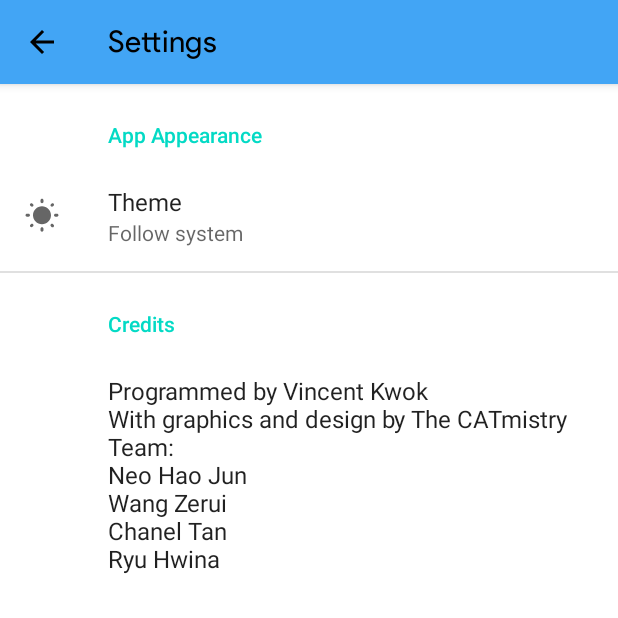
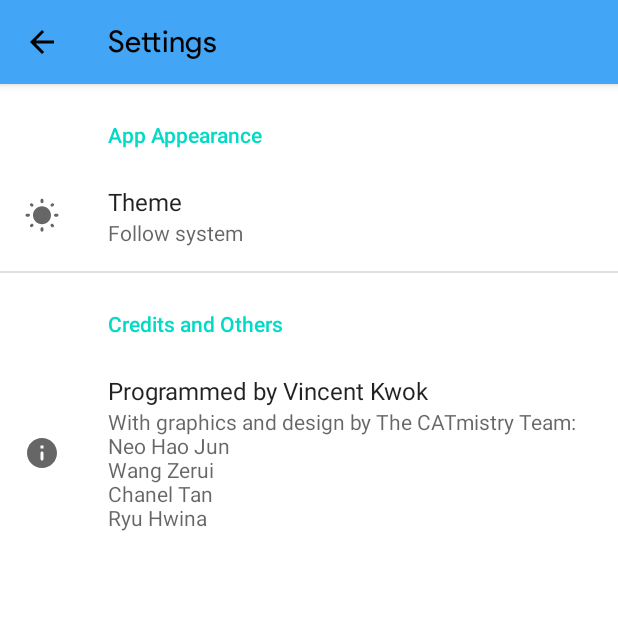
Before and after one commit to cryptoAlgorithm/CATmistry, an Android app: the SettingsActivity screen opened directly, with no data from a screen before it, on a phone screen of 412 x 824 dp, the top half of it. Run offline under Robolectric (Android 15) with nearby library versions, the phone set to English and light mode, and no system bars; our stand-ins replace Firebase (no records; nobody signed in at launch, a user with empty details on screens opened directly), androidx.preference.

Commit message:
Fix music player bugs with some other small bugs, changed settings wording a little

```diff
--- a/app/src/main/java/com/catmistry/android/BgMusicPlayerService.kt
+++ b/app/src/main/java/com/catmistry/android/BgMusicPlayerService.kt
@@ -88,8 +88,9 @@ class BgMusicPlayerService : Service() {
             }
             STOP -> {
                 mediaPlayer.release()
-                isPlaying = false // Must reset var
+                isPlaying = false // Must reset vars to default state
                 isPaused = false
+                repeat = false
                 stopForeground(true) // Kill itself
                 stopSelf() // Close immediately
             }
@@ -170,7 +171,7 @@ class BgMusicPlayerService : Service() {
         var getElapsed: Long
             get() = mediaPlayer.currentPosition.toLong()
             set(_) = sinkHole()
-        var getRemaining: Long
+        var getRemaining                                  : Long
             get() = (mediaPlayer.duration - mediaPlayer.currentPosition).toLong()
             set(_) = sinkHole()
 
--- /dev/null
+++ b/app/src/main/res/drawable/ic_round_info_24.xml
@@ -0,0 +1,10 @@
+<vector xmlns:android="http://schemas.android.com/apk/res/android"
+    android:width="24dp"
+    android:height="24dp"
+    android:viewportWidth="24"
+    android:viewportHeight="24"
+    android:tint="?attr/colorControlNormal">
+  <path
+      android:fillColor="@android:color/white"
+      android:pathData="M12,2C6.48,2 2,6.48 2,12s4.48,10 10,10 10,-4.48 10,-10S17.52,2 12,2zM12,17c-0.55,0 -1,-0.45 -1,-1v-4c0,-0.55 0.45,-1 1,-1s1,0.45 1,1v4c0,0.55 -0.45,1 -1,1zM13,9h-2L11,7h2v2z"/>
+</vector>
--- a/app/src/main/res/layout/fragment_music.xml
+++ b/app/src/main/res/layout/fragment_music.xml
@@ -8,7 +8,7 @@
 
     <com.google.android.material.appbar.AppBarLayout
         android:layout_width="match_parent"
-        android:background="?attr/play_header_bg"
+        android:background="?attr/music_header_bg"
         android:layout_height="128dp">
 
         <com.google.android.material.appbar.CollapsingToolbarLayout
@@ -18,7 +18,7 @@
             app:contentScrim="?attr/play_header_bg"
             app:expandedTitleMarginBottom="28dp"
             app:expandedTitleMarginStart="20dp"
-            android:background="?attr/play_header_bg"
+            android:background="?attr/music_header_bg"
             app:title="@string/music_header"
             app:expandedTitleTextAppearance="@style/TextAppearance.App.CollapsingToolbar.Expanded"
             app:layout_scrollFlags="scroll|exitUntilCollapsed|snap"
@@ -29,7 +29,7 @@
                 style="@style/Widget.MaterialComponents.Toolbar.Primary"
                 android:layout_width="match_parent"
                 android:layout_height="?attr/actionBarSize"
-                android:background="?attr/play_header_bg"
+                android:background="?attr/music_header_bg"
                 app:menu="@menu/home_appbar_menu"
                 android:elevation="0dp"
                 app:layout_collapseMode="pin" />
--- a/app/src/main/res/values-night/themes.xml
+++ b/app/src/main/res/values-night/themes.xml
@@ -18,6 +18,7 @@
         <!-- Header colors -->
         <item name="learn_header_bg">#796b38</item>
         <item name="play_header_bg">#346379</item>
+        <item name="music_header_bg">#805B27</item>
         <!-- Custom font -->
         <item name="fontFamily">@font/product_sans</item>
         <item name="android:fontFamily">@font/product_sans</item>
--- a/app/src/main/res/values/attr.xml
+++ b/app/src/main/res/values/attr.xml
@@ -2,6 +2,7 @@
 <resources>
     <attr name="learn_header_bg" format="color" />
     <attr name="play_header_bg" format="color" />
+    <attr name="music_header_bg" format="color" />
     <attr name="appBarBg" format="color" />
     <attr name="quizOneBg" format="color" />
     <attr name="quizTwoBg" format="color" />
--- a/app/src/main/res/values/strings.xml
+++ b/app/src/main/res/values/strings.xml
@@ -53,14 +53,15 @@
     <string name="repeat">Repeat</string>
     <string name="stop_description">Stop music</string>
     <string name="play_control">Play/pause music</string>
-    <string name="song_select_hint">Songs</string>
+    <string name="song_select_hint">Song List</string>
     <string name="no_playing_song">No song playing</string>
 
     <!-- Settings page -->
     <string name="settings_header">Settings</string>
     <string name="appearance_header">App Appearance</string>
-    <string name="credits_header">Credits</string>
-    <string name="credits_team">
-        Programmed by Vincent Kwok\nWith graphics and design by The CATmistry Team:\nNeo Hao Jun\nWang Zerui\nChanel Tan\nRyu Hwina
+    <string name="credits_header">Credits and Others</string>
+    <string name="credits_team">Programmed by Vincent Kwok</string>
+    <string name="credits_team_subtitle">
+        With graphics and design by The CATmistry Team:\nNeo Hao Jun\nWang Zerui\nChanel Tan\nRyu Hwina
     </string>
 </resources>
--- a/app/src/main/res/values/themes.xml
+++ b/app/src/main/res/values/themes.xml
@@ -18,6 +18,7 @@
         <!-- Header colors -->
         <item name="learn_header_bg">#f2d670</item>
         <item name="play_header_bg">#68c6f2</item>
+        <item name="music_header_bg">#ffb74d</item>
         <!-- Custom font -->
         <item name="fontFamily">@font/product_sans</item>
         <item name="android:fontFamily">@font/product_sans</item>
--- a/app/src/main/res/xml/root_preferences.xml
+++ b/app/src/main/res/xml/root_preferences.xml
@@ -15,7 +15,10 @@
     </PreferenceCategory>
 
     <PreferenceCategory android:title="@string/credits_header">
-        <Preference app:title="@string/credits_team" />
+        <Preference
+            app:icon="@drawable/ic_round_info_24"
+            app:title="@string/credits_team"
+            app:summary="@string/credits_team_subtitle" />
     </PreferenceCategory>
 
 </PreferenceScreen>
```
Also changed, not shown: app/src/main/java/com/catmistry/android/MusicFragment.kt (+13 -17 lines).
